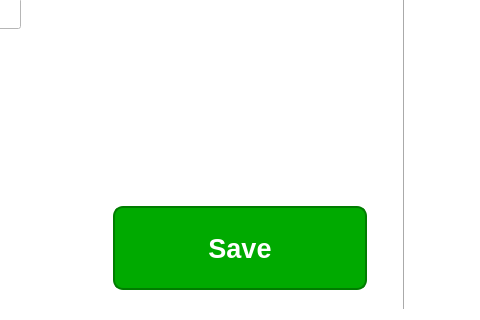
First picture: the form in corpuscompass/view/res/speaker_format_tab.ui, repository nicofirst1/CorpusCompass, before the edit; both pictures show x 492 to 972 and y 400 to 720 of the 1280 by 720 pixel window.
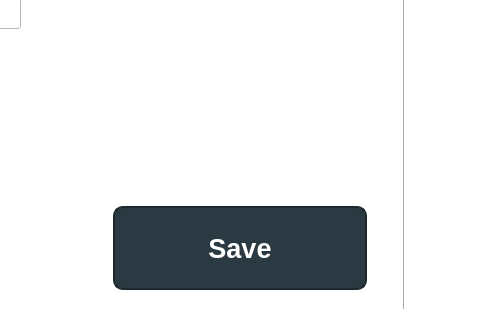
Second picture: the form after the edit. Icons and pictures are not drawn.

Patch:
```diff
--- a/corpuscompass/view/res/speaker_format_tab.ui
+++ b/corpuscompass/view/res/speaker_format_tab.ui
@@ -22,13 +22,13 @@
 }
 
 QPushButton {
-    background-color:rgb(154, 217, 234) ;
+    background-color:rgb(242, 180, 130) ;
 	color: white;
     min-width: 80px;
 	min-height: 40px;
 	border-style: solid;
-	border-color: rgb(154, 217, 234);
-	border-width: 5px;
+	border-color: rgb(242, 180, 130);
+	border-width: 2px;
 	border-radius: 10px;
 }
 
@@ -815,12 +815,12 @@
         <property name="styleSheet">
          <string notr="true">QPushButton {
 	color: white;
-	background-color: rgb(0, 170, 0);
+	background-color: rgb(43, 58, 66);
+        border-width: 2px;
+    border-color: rgb(30, 41, 46);
     min-width: 250px;
 	min-height: 80px;
 	border-style: solid;
-	border-color: rgb(0, 125, 0);
-	border-width: 2px;
 	border-radius: 10px;
    margin-top: 10px; 
    margin-bottom: 10px;
```
Left out of the diff: 9 changed lines with no effect on the pictures.
